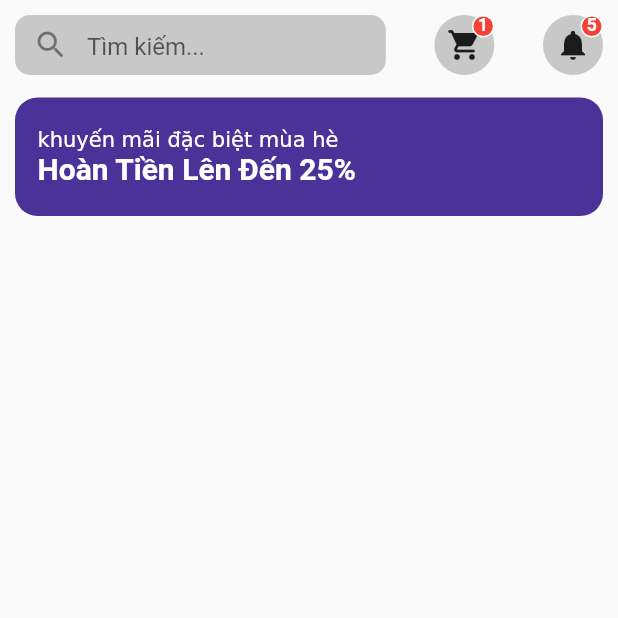
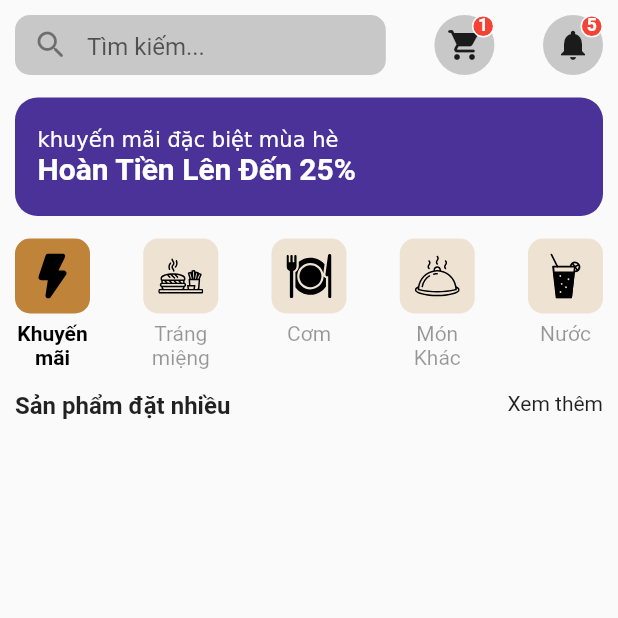
Before and after one commit to anhquantr123/flutter_app_ecommerce_2, a Flutter app: the HomeScreen screen opened directly, on a phone screen of 412 x 824 dp, the top half of it. Run offline on Flutter 3.47's test engine with Material 2 defaults, Android fonts, the phone set to English and light mode, and no system bars; our stand-ins replace flutter_svg; missing offline and left inert: shake.

Commit message:
add section title

```diff
--- a/lib/constants/constants_style.dart
+++ b/lib/constants/constants_style.dart
@@ -11,6 +11,7 @@ const gradientColor = LinearGradient(
 
 const textColorBlack = Color(0xFF000000);
 const textColorWhite = Color(0xFFFFFFFF);
+const categoriesColor = Color(0xFFBF8339);
 
 const textSizeHeading1 = 36.0;
 const textSizeHeading2 = 32.0;
--- a/lib/screens/home/home_screen.dart
+++ b/lib/screens/home/home_screen.dart
@@ -34,7 +34,23 @@ class _HomeScreenState extends State<HomeScreen> {
             height: 10,
           ),
           const DiscountBanner(),
-          Categories()
+          const SizedBox(
+            height: 10,
+          ),
+          const Categories(),
+          Padding(
+            padding: const EdgeInsets.symmetric(horizontal: 10, vertical: 15),
+            child: Row(
+              crossAxisAlignment: CrossAxisAlignment.start,
+              mainAxisAlignment: MainAxisAlignment.spaceBetween,
+              children: const [
+                Text("Sản phẩm đặt nhiều",
+                    style: TextStyle(
+                        fontSize: textSizeBody3, fontWeight: fontBold)),
+                Text("Xem thêm")
+              ],
+            ),
+          )
         ],
       ))),
     );
--- a/lib/screens/home/widget_home/categories.dart
+++ b/lib/screens/home/widget_home/categories.dart
@@ -1,13 +1,74 @@
 import 'package:flutter/material.dart';
+import 'package:flutter_app_ecommerce_2/constants/constants_style.dart';
+import 'package:flutter_svg/svg.dart';
 
-class Categories extends StatelessWidget {
+class Categories extends StatefulWidget {
   const Categories({Key? key}) : super(key: key);
 
   @override
+  State<Categories> createState() => _CategoriesState();
+}
+
+class _CategoriesState extends State<Categories> {
+  List<Map<String, dynamic>> categories = [
+    {"icon": "assets/icons/flash.svg", "text": "Khuyến mãi"},
+    {"icon": "assets/icons/fast_food.svg", "text": "Tráng miệng"},
+    {"icon": "assets/icons/com.svg", "text": "Cơm"},
+    {"icon": "assets/icons/mon_hap.svg", "text": "Món Khác"},
+    {"icon": "assets/icons/drink.svg", "text": "Nước"}
+  ];
+  int currentIndex = 0;
+  @override
   Widget build(BuildContext context) {
-    List<Map<String, dynamic>> categories = [
-      {"icon": "assets/icons/flash.svg", "text": "khuyến mãi"}
-    ];
-    return Container();
+    return Padding(
+      padding: const EdgeInsets.symmetric(horizontal: 10),
+      child: Row(
+        mainAxisAlignment: MainAxisAlignment.spaceBetween,
+        crossAxisAlignment: CrossAxisAlignment.start,
+        children: [
+          ...List.generate(
+              categories.length, (index) => categoriesCardItem(index))
+        ],
+      ),
+    );
   }
+
+  Widget categoriesCardItem(int index) => GestureDetector(
+        onTap: () {
+          setState(() {
+            currentIndex = index;
+          });
+        },
+        child: SizedBox(
+          width: 50,
+          child: Column(
+            children: [
+              AspectRatio(
+                aspectRatio: 1,
+                child: Container(
+                    padding: const EdgeInsets.all(10),
+                    decoration: BoxDecoration(
+                        color: (currentIndex == index)
+                            ? categoriesColor
+                            : categoriesColor.withOpacity(0.2),
+                        borderRadius: BorderRadius.circular(10)),
+                    child: SvgPicture.asset(categories[index]['icon'])),
+              ),
+              const SizedBox(
+                height: 5,
+              ),
+              Text(
+                categories[index]['text'],
+                textAlign: TextAlign.center,
+                style: TextStyle(
+                    color: (currentIndex == index)
+                        ? textColorBlack
+                        : textColorBlack.withOpacity(0.4),
+                    fontWeight:
+                        (currentIndex == index) ? fontBold : fontNormal),
+              )
+            ],
+          ),
+        ),
+      );
 }
```
Also changed, not shown: assets/icons/drink.svg (renamed from assets/icons/drink-svgrepo-com.svg).
